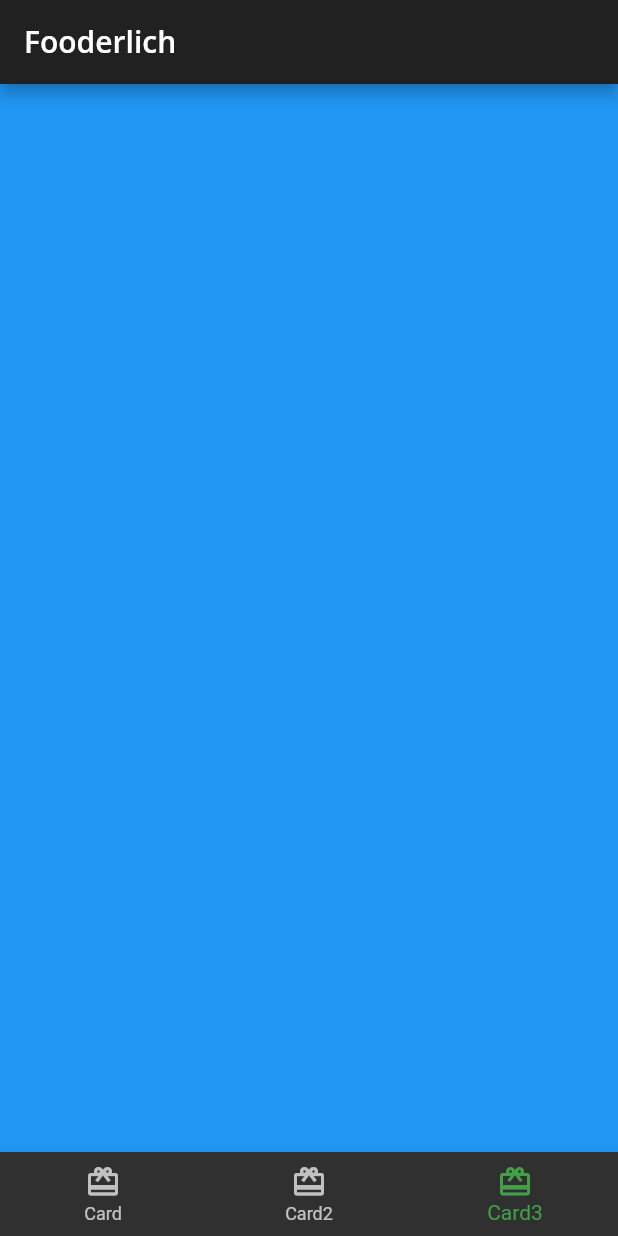
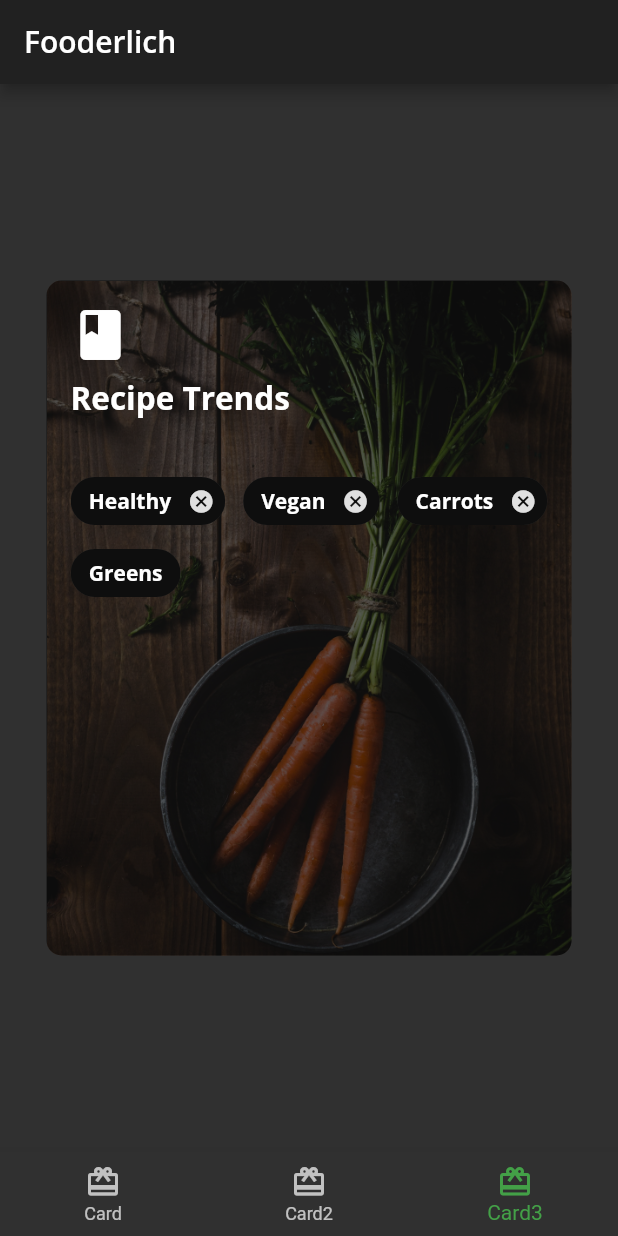
Before and after one commit to EugeneAlexandrov/flutter_project, a Flutter app: the screen it shows after launch, item 3 of the bottom bar chosen, on a phone screen of 412 x 824 dp. Run offline on Flutter 3.47's test engine with Material 2 defaults, Android fonts, the phone set to English and light mode, and no system bars; our stand-ins replace google_fonts.

Commit message:
add card3 with chips

```diff
--- /dev/null
+++ b/lib/card3.dart
@@ -0,0 +1,104 @@
+import 'package:flutter/material.dart';
+import 'package:fooderlich/fooderlich_theme.dart';
+
+class Card3 extends StatelessWidget {
+  const Card3({Key? key}) : super(key: key);
+
+  @override
+  Widget build(BuildContext context) {
+    return Container(
+      child: Center(
+        child: Container(
+          decoration: BoxDecoration(
+            image: DecorationImage(
+              image: AssetImage('assets/mag2.png'),
+              fit: BoxFit.cover,
+            ),
+            borderRadius: BorderRadius.all(
+              Radius.circular(10),
+            ),
+          ),
+          constraints: BoxConstraints.expand(
+            width: 350,
+            height: 450,
+          ),
+          child: Container(
+            decoration: BoxDecoration(
+              color: Colors.black.withOpacity(0.6),
+              borderRadius: const BorderRadius.all(Radius.circular(10)),
+            ),
+            child: Container(
+              padding: EdgeInsets.all(16),
+              child: Column(
+                crossAxisAlignment: CrossAxisAlignment.start,
+                children: [
+                  const Icon(
+                    Icons.book,
+                    color: Colors.white,
+                    size: 40,
+                  ),
+                  const SizedBox(
+                    height: 8,
+                  ),
+                  Text(
+                    'Recipe Trends',
+                    style: FooderlichTheme.darkTextTheme.headline2,
+                  ),
+                  const SizedBox(height: 30),
+                  Center(
+                    child: ChipList(),
+                  )
+                ],
+              ),
+            ),
+          ),
+        ),
+      ),
+    );
+  }
+}
+
+class ChipList extends StatelessWidget {
+  const ChipList({Key? key}) : super(key: key);
+
+  @override
+  Widget build(BuildContext context) {
+    return Container(
+      child: Wrap(
+        alignment: WrapAlignment.start,
+        spacing: 12,
+        children: [
+          Chip(
+            label:
+                Text('Healthy', style: FooderlichTheme.darkTextTheme.bodyText1),
+            backgroundColor: Colors.black.withOpacity(0.7),
+            onDeleted: () {
+              print('delete');
+            },
+          ),
+          Chip(
+            label:
+                Text('Vegan', style: FooderlichTheme.darkTextTheme.bodyText1),
+            backgroundColor: Colors.black.withOpacity(0.7),
+            onDeleted: () {
+              print('delete');
+            },
+          ),
+          Chip(
+            label:
+                Text('Carrots', style: FooderlichTheme.darkTextTheme.bodyText1),
+            backgroundColor: Colors.black.withOpacity(0.7),
+            onDeleted: () {
+              print('delete');
+            },
+          ),
+          Chip(
+            label:
+                Text('Greens', style: FooderlichTheme.darkTextTheme.bodyText1),
+            backgroundColor: Colors.black.withOpacity(0.7),
+          ),
+        ],
+      ),
+    );
+  }
+}
--- a/lib/home.dart
+++ b/lib/home.dart
@@ -2,6 +2,7 @@ import 'package:flutter/material.dart';
 
 import 'card1.dart';
 import 'card2.dart';
+import 'card3.dart';
 
 class Home extends StatefulWidget {
   const Home({Key? key}) : super(key: key);
@@ -16,7 +17,7 @@ class _HomeState extends State<Home> {
   static List pages = <Widget>[
     const Card1(),
     const Card2(),
-    Container(color: Colors.blue),
+    const Card3(),
   ];
 
   void _onItemTapped(int index) {
```
